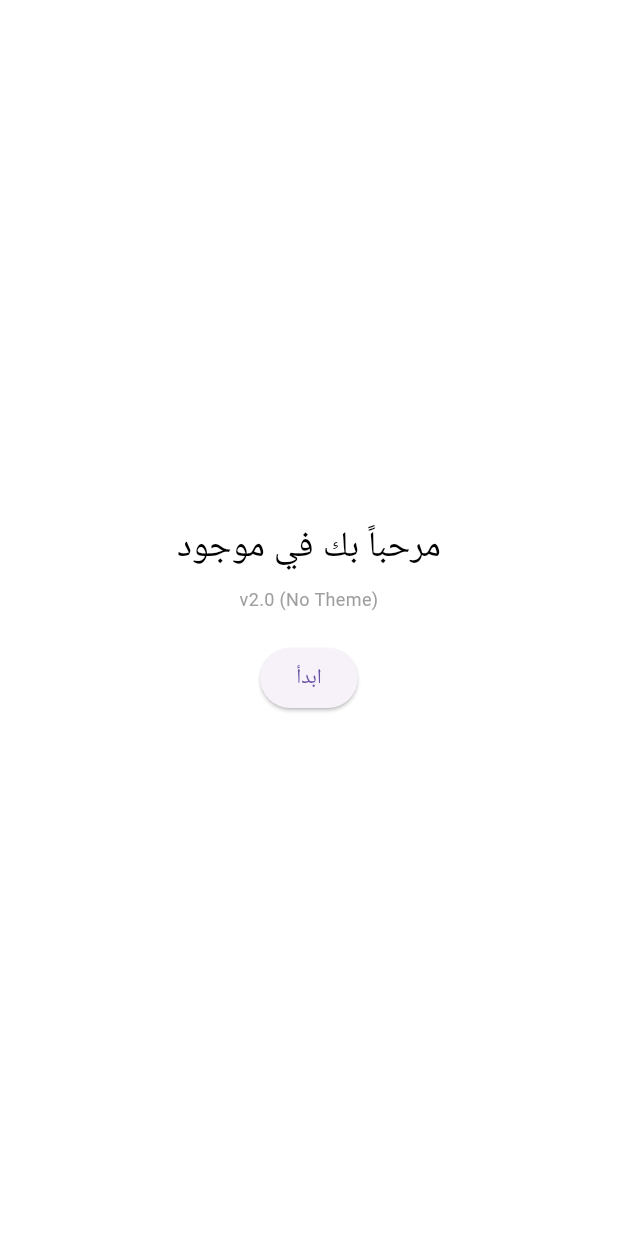
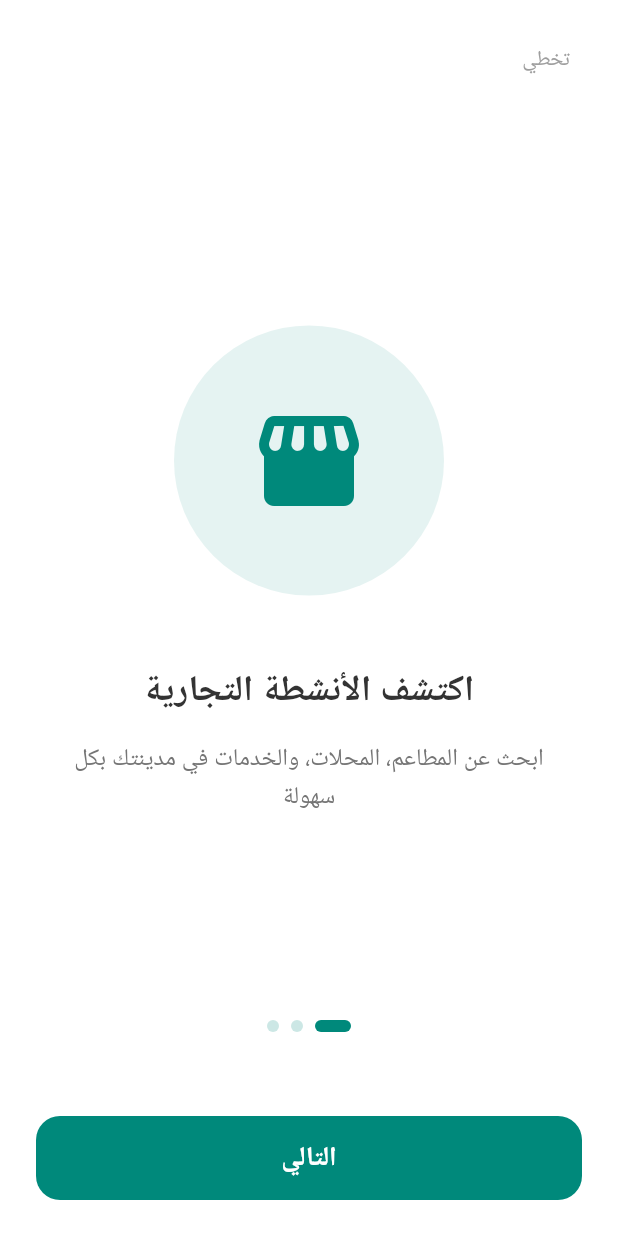
Before and after one commit to kezar0001-cpu/Mawjood, a Flutter app: the OnboardingScreen screen opened by its route, on a phone screen of 412 x 824 dp. Run offline on Flutter 3.47's test engine with Material 3 defaults, Android fonts, the phone set to English and light mode, and no system bars; our stand-ins replace cached_network_image, connectivity_plus, firebase_analytics, firebase_core, firebase_crashlytics, flutter_dotenv and 7 more; accounts and stored records are empty; Roboto replaces fonts that are missing (Cairo).

Commit message:
fix: Restore full functionality, enable robust Theme, and bust web cache via script tag versioning

```diff
--- a/lib/main.dart
+++ b/lib/main.dart
@@ -95,8 +95,8 @@ class _MawjoodAppState extends State<MawjoodApp> {
       title: AppText.appName,
       debugShowCheckedModeBanner: false,
 
-      // ✅ TEMPORARILY DISABLE CUSTOM THEME TO ISOLATE CRASH
-      // theme: AppTheme.lightTheme,
+      // ✅ USE THE SAFE THEME
+      theme: AppTheme.lightTheme,
 
       // ✅ RTL SUPPORT
       locale: const Locale('ar'),
--- a/lib/screens/onboarding_screen.dart
+++ b/lib/screens/onboarding_screen.dart
@@ -1,5 +1,6 @@
 import 'package:flutter/material.dart';
 import 'package:shared_preferences/shared_preferences.dart';
+import '../utils/app_colors.dart';
 import 'home_screen.dart';
 
 class OnboardingScreen extends StatefulWidget {
@@ -12,6 +13,29 @@ class OnboardingScreen extends StatefulWidget {
 }
 
 class _OnboardingScreenState extends State<OnboardingScreen> {
+  final PageController _pageController = PageController();
+  int _currentPage = 0;
+
+  final List<_OnboardingPageData> _pages = [
+    const _OnboardingPageData(
+      title: 'اكتشف الأنشطة التجارية',
+      description: 'ابحث عن المطاعم، المحلات، والخدمات في مدينتك بكل سهولة',
+      icon: Icons.storefront_rounded,
+      color: AppColors.primary,
+    ),
+    const _OnboardingPageData(
+      title: 'تقييمات وآراء حقيقية',
+      description: 'اقرأ تقييمات المستخدمين وشارك تجربتك لتفيد الآخرين',
+      icon: Icons.star_rounded,
+      color: AppColors.accentGold,
+    ),
+    const _OnboardingPageData(
+      title: 'تواصل مباشرة',
+      description: 'اتصل أو راسل الأنشطة التجارية عبر واتساب بنقرة واحدة',
+      icon: Icons.phone_in_talk_rounded,
+      color: AppColors.primaryLight,
+    ),
+  ];
 
   Future<void> _completeOnboarding() async {
     final prefs = await SharedPreferences.getInstance();
@@ -21,22 +45,104 @@ class _OnboardingScreenState extends State<OnboardingScreen> {
     Navigator.of(context).pushReplacementNamed(HomeScreen.routeName);
   }
 
+  void _nextPage() {
+    if (_currentPage < _pages.length - 1) {
+      _pageController.nextPage(
+        duration: const Duration(milliseconds: 300),
+        curve: Curves.easeInOut,
+      );
+    } else {
+      _completeOnboarding();
+    }
+  }
+
+  @override
+  void dispose() {
+    _pageController.dispose();
+    super.dispose();
+  }
+
   @override
   Widget build(BuildContext context) {
-    // EXTREME DEBUG MODE: Minimal Layout
     return Scaffold(
       backgroundColor: Colors.white,
-      body: Center(
+      body: SafeArea(
         child: Column(
-          mainAxisAlignment: MainAxisAlignment.center,
           children: [
-            const Text('مرحباً بك في موجود', style: TextStyle(fontSize: 24, color: Colors.black)),
-            const SizedBox(height: 8),
-            const Text('v2.0 (No Theme)', style: TextStyle(fontSize: 12, color: Colors.grey)), // CACHE VERIFICATION
-            const SizedBox(height: 20),
-            ElevatedButton(
-              onPressed: _completeOnboarding,
-              child: const Text('ابدأ'),
+            // Skip Button
+            Align(
+              alignment: Alignment.centerRight, // RTL alignment
+              child: Padding(
+                padding: const EdgeInsets.all(16.0),
+                child: TextButton(
+                  onPressed: _completeOnboarding,
+                  style: TextButton.styleFrom(
+                    foregroundColor: Colors.grey,
+                  ),
+                  child: const Text('تخطي'),
+                ),
+              ),
+            ),
+
+            // Page View
+            Expanded(
+              child: PageView.builder(
+                controller: _pageController,
+                itemCount: _pages.length,
+                onPageChanged: (index) => setState(() => _currentPage = index),
+                itemBuilder: (context, index) {
+                  return _OnboardingPageContent(page: _pages[index]);
+                },
+              ),
+            ),
+
+            // Indicators
+            Row(
+              mainAxisAlignment: MainAxisAlignment.center,
+              children: List.generate(
+                _pages.length,
+                (index) => AnimatedContainer(
+                  duration: const Duration(milliseconds: 300),
+                  margin: const EdgeInsets.symmetric(horizontal: 4),
+                  height: 8,
+                  width: _currentPage == index ? 24 : 8,
+                  decoration: BoxDecoration(
+                    color: _currentPage == index
+                        ? AppColors.primary
+                        : AppColors.primary.withOpacity(0.2),
+                    borderRadius: BorderRadius.circular(4),
+                  ),
+                ),
+              ),
+            ),
+
+            const SizedBox(height: 32),
+
+            // Action Button
+            Padding(
+              padding: const EdgeInsets.symmetric(horizontal: 24, vertical: 24),
+              child: SizedBox(
+                width: double.infinity,
+                height: 56,
+                child: ElevatedButton(
+                  onPressed: _nextPage,
+                  style: ElevatedButton.styleFrom(
+                    backgroundColor: AppColors.primary,
+                    foregroundColor: Colors.white,
+                    elevation: 0,
+                    shape: RoundedRectangleBorder(
+                      borderRadius: BorderRadius.circular(16),
+                    ),
+                  ),
+                  child: Text(
+                    _currentPage == _pages.length - 1 ? 'ابدأ الآن' : 'التالي',
+                    style: const TextStyle(
+                      fontSize: 18,
+                      fontWeight: FontWeight.bold,
+                    ),
+                  ),
+                ),
+              ),
             ),
           ],
         ),
@@ -44,3 +150,77 @@ class _OnboardingScreenState extends State<OnboardingScreen> {
     );
   }
 }
+
+class _OnboardingPageData {
+  final String title;
+  final String description;
+  final IconData icon;
+  final Color color;
+
+  const _OnboardingPageData({
+    required this.title,
+    required this.description,
+    required this.icon,
+    required this.color,
+  });
+}
+
+class _OnboardingPageContent extends StatelessWidget {
+  final _OnboardingPageData page;
+
+  const _OnboardingPageContent({required this.page});
+
+  @override
+  Widget build(BuildContext context) {
+    // Use textTheme safely; defaults are guaranteed by AppTheme
+    final textTheme = Theme.of(context).textTheme;
+
+    return Padding(
+      padding: const EdgeInsets.symmetric(horizontal: 32),
+      child: Column(
+        mainAxisAlignment: MainAxisAlignment.center,
+        children: [
+          // Icon Circle
+          Container(
+            width: 180,
+            height: 180,
+            decoration: BoxDecoration(
+              color: page.color.withOpacity(0.1),
+              shape: BoxShape.circle,
+            ),
+            child: Center(
+              child: Icon(
+                page.icon,
+                size: 80,
+                color: page.color,
+              ),
+            ),
+          ),
+          const SizedBox(height: 48),
+
+          // Title
+          Text(
+            page.title,
+            textAlign: TextAlign.center,
+            style: textTheme.headlineSmall?.copyWith(
+              fontWeight: FontWeight.bold,
+              color: AppColors.darkText,
+            ),
+          ),
+
+          const SizedBox(height: 16),
+
+          // Description
+          Text(
+            page.description,
+            textAlign: TextAlign.center,
+            style: textTheme.bodyLarge?.copyWith(
+              color: Colors.grey[600],
+              height: 1.5,
+            ),
+          ),
+        ],
+      ),
+    );
+  }
+}
```
Also changed, not shown: 1 other file.
